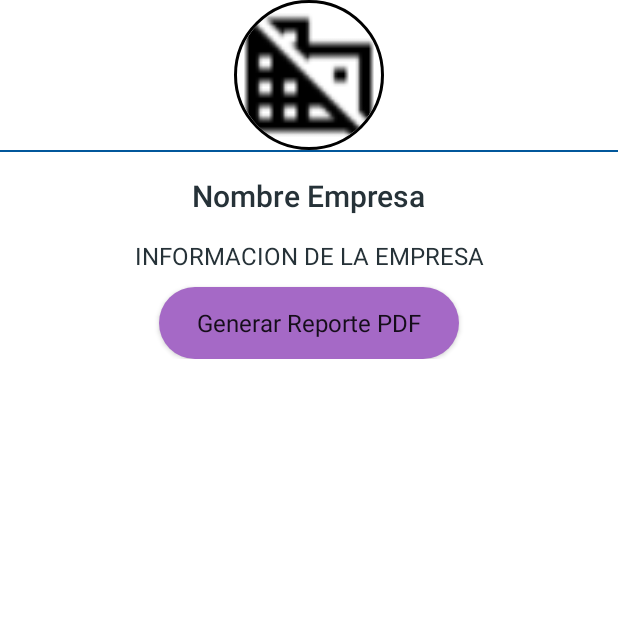
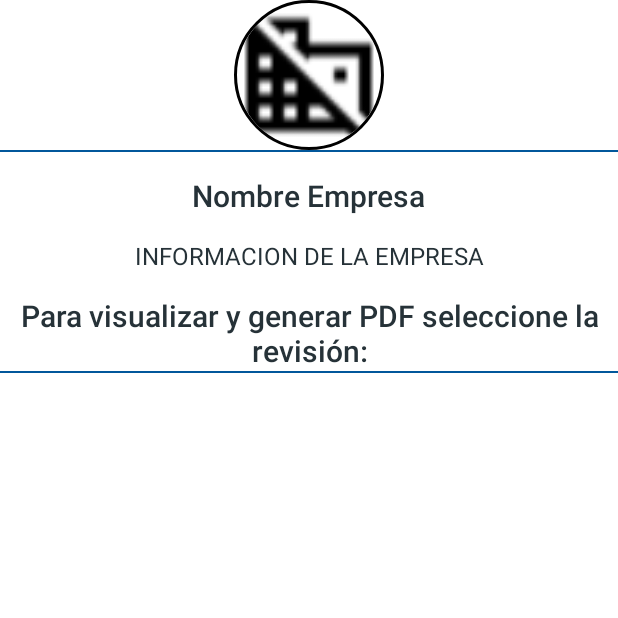
Before and after one commit to JorgBot-Agencia/herramientaISIP, an Android app: the fragment DetalleGestionDocumental shown on its own in the app's theme, on a phone screen of 412 x 824 dp, the top half of it. Run offline under Robolectric (Android 15) with nearby library versions, the phone set to English and light mode, and no system bars; our stand-ins replace Volley; libraries missing offline, so code that uses them is left out: com.mikhaellopez.circularimageview; plain views replace CircularImageView; 1 statement that could not run was skipped.

Commit message:
PDF con datos de la base

```diff
--- a/app/src/main/res/layout/fragment_detalle_gestion_documental.xml
+++ b/app/src/main/res/layout/fragment_detalle_gestion_documental.xml
@@ -71,16 +71,23 @@
                     android:textAppearance="@style/Base.TextAppearance.AppCompat.Subhead"
                     android:textColor="@color/grey_90" />
 
-                <Button
-                    android:id="@+id/btngenerarpdf"
-                    android:layout_marginTop="10dp"
-                    android:background="@drawable/boton"
-                    android:textAppearance="@style/TextAppearance.AppCompat.Subhead"
-                    android:layout_width="200dp"
+                <TextView
+                    android:id="@+id/IdNN"
+                    android:layout_width="wrap_content"
                     android:layout_height="wrap_content"
-                    android:text="Generar Reporte PDF"></Button>
+                    android:layout_marginTop="15dp"
+                    android:gravity="center"
+                    android:text="Para visualizar y generar PDF seleccione la revisión:"
+                    android:textAppearance="@style/Base.TextAppearance.AppCompat.Title"
+                    android:textColor="@color/grey_90" />
 
-
+                <ImageView
+                    android:layout_width="match_parent"
+                    android:layout_height="1dp"
+                    android:fitsSystemWindows="true"
+                    android:scaleType="centerCrop"
+                    android:background="@color/light_blue_900"
+                    app:layout_collapseMode="parallax" />
 
 
                 <LinearLayout
```
Also changed, not shown: app/src/main/java/com/formato/isp/GestionDocumental/DetalleGestionDocumental.java (+8 -19 lines), app/src/main/java/com/formato/isp/PDF/TemplatePDF.java (+6 -11 lines).
